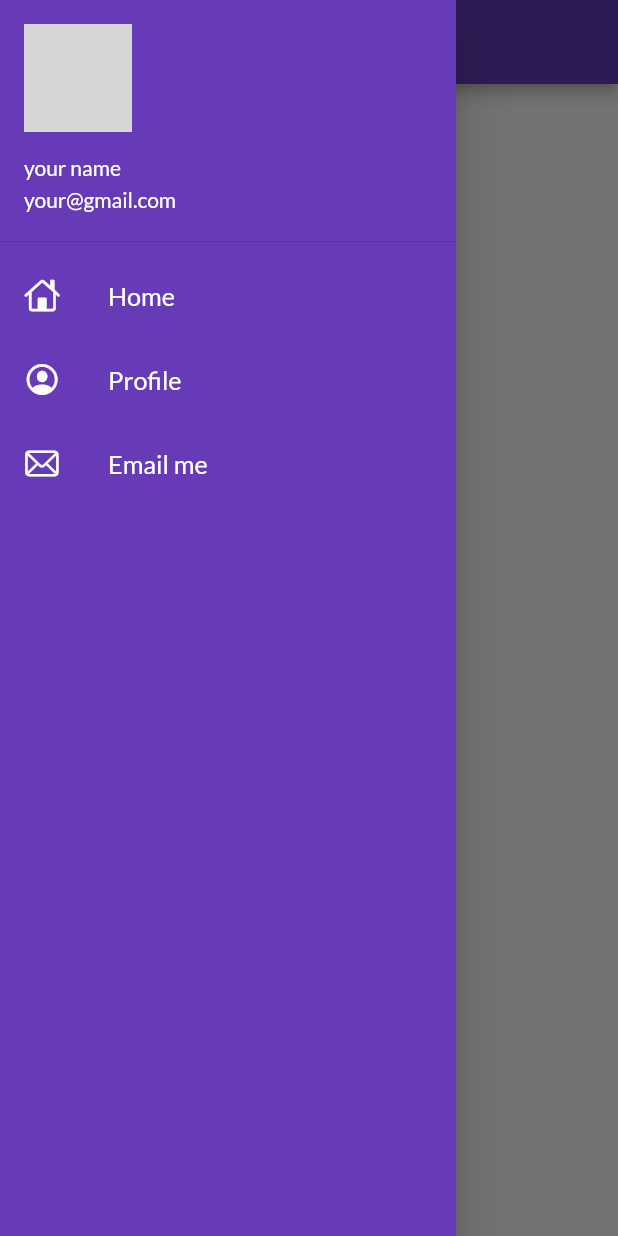
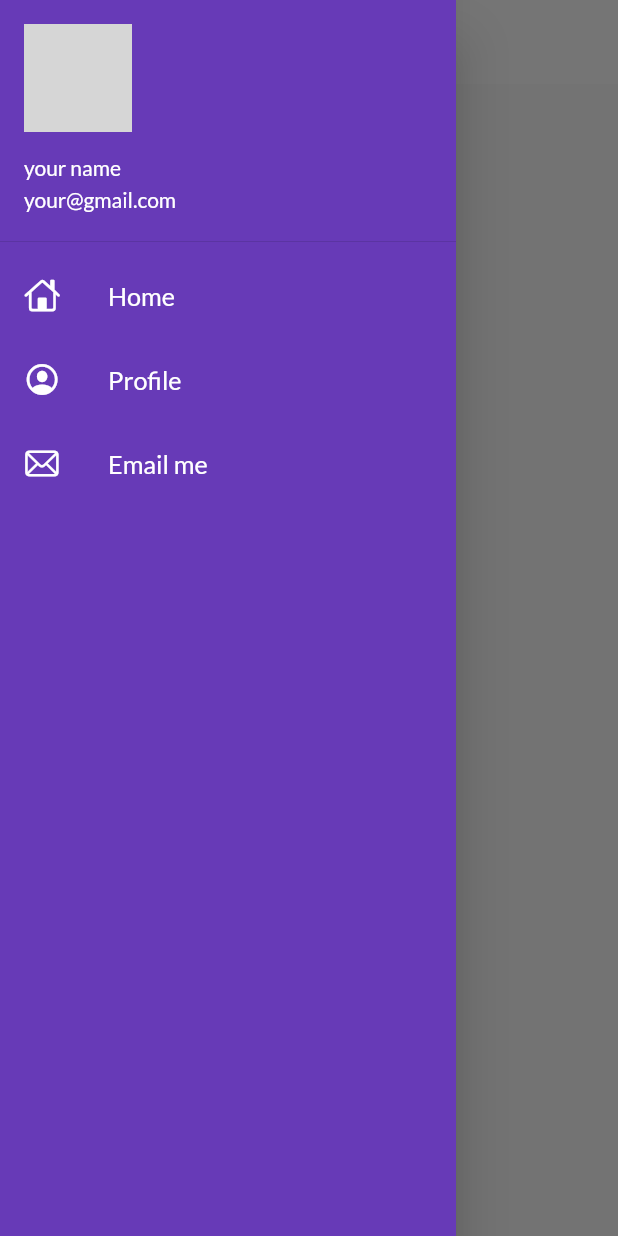
Before and after one commit to raj-jondhale/30DaysOfFlutter, a Flutter app: the screen it shows after launch, with the side drawer open, on a phone screen of 412 x 824 dp. Run offline on Flutter 3.47's test engine with Material 2 defaults, Android fonts, the phone set to English and light mode, and no system bars; our stand-ins replace google_fonts; network calls fail; grey boxes are pictures that could not be loaded.

Commit message:
themes extracted

```diff
--- a/lib/main.dart
+++ b/lib/main.dart
@@ -6,6 +6,7 @@ import 'package:my_app/utils/routes.dart';
 
 import 'pages/home_page.dart';
 import 'pages/login_page.dart';
+import 'widgets/themes.dart';
 
 void main() {
   runApp(MyApp());
@@ -18,12 +19,8 @@ class MyApp extends StatelessWidget {
   Widget build(BuildContext context) {
     return MaterialApp(
         themeMode: ThemeMode.light,
-        theme: ThemeData(
-            primarySwatch: Colors.deepPurple,
-            fontFamily: GoogleFonts.lato().fontFamily),
-        darkTheme: ThemeData(
-          brightness: Brightness.dark,
-        ),
+        theme: MyThemes.lightTheme(context),
+        darkTheme: MyThemes.darkTheme(context),
         initialRoute: MyRoutes.homeRoute,
         routes: {
           "/": (context) => loginPage(),
--- a/lib/widgets/drawer.dart
+++ b/lib/widgets/drawer.dart
@@ -6,7 +6,8 @@ class MyDrawer extends StatelessWidget {
 
   @override
   Widget build(BuildContext context) {
-    final imageurl = "";
+    final imageurl =
+        "https://shotkit.com/wp-content/uploads/2021/06/cool-profile-pic-matheus-ferrero.jpeg";
     return Drawer(
       child: Container(
         color: Colors.deepPurple,
--- /dev/null
+++ b/lib/widgets/themes.dart
@@ -0,0 +1,18 @@
+import 'package:flutter/material.dart';
+import 'package:google_fonts/google_fonts.dart';
+
+class MyThemes {
+  static ThemeData lightTheme(BuildContext context) => ThemeData(
+      primarySwatch: Colors.deepPurple,
+      fontFamily: GoogleFonts.lato().fontFamily,
+      appBarTheme: AppBarTheme(
+        color: Colors.white,
+        elevation: 0.0,
+        iconTheme: IconThemeData(color: Colors.black),
+        toolbarTextStyle: Theme.of(context).textTheme.bodyText2,
+        titleTextStyle: Theme.of(context).textTheme.headline6,
+      ));
+  static ThemeData darkTheme(BuildContext context) => ThemeData(
+        brightness: Brightness.dark,
+      );
+}
```
